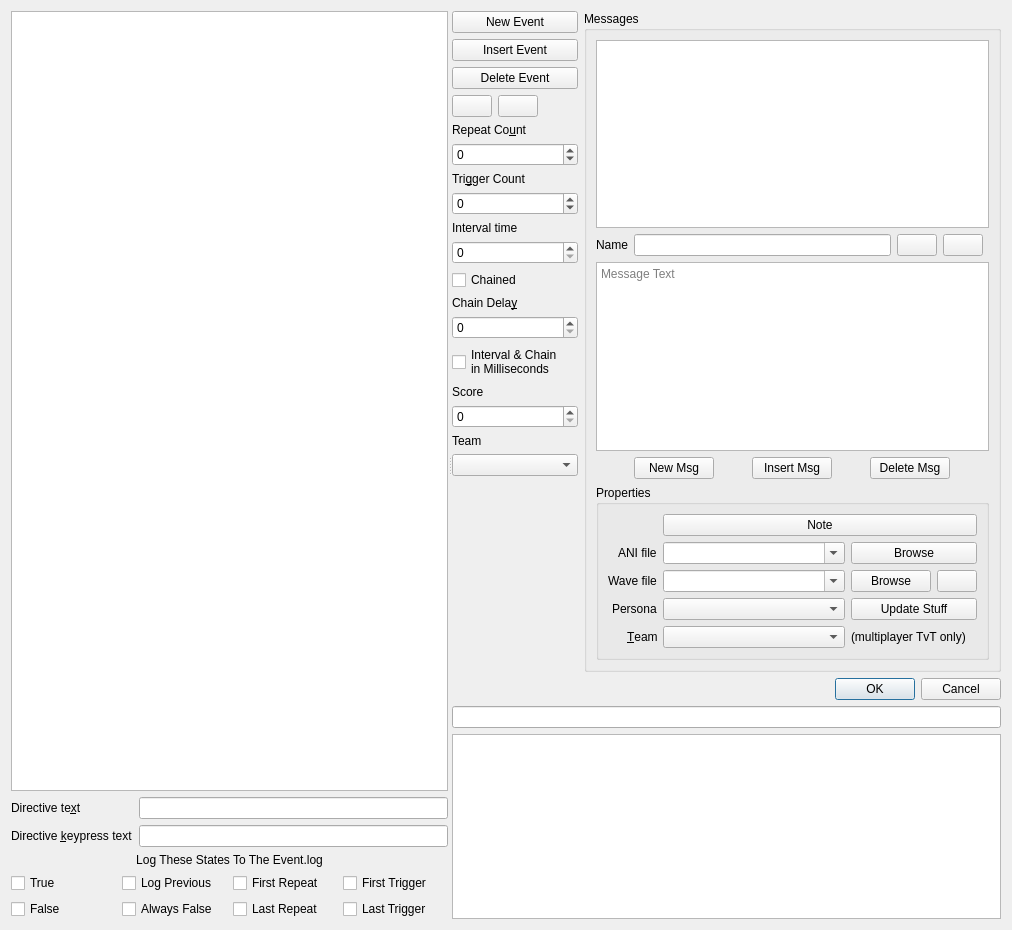
First picture: the form in qtfred/ui/MissionEventsDialog.ui, repository scp-fs2open/fs2open.github.com, before the edit.
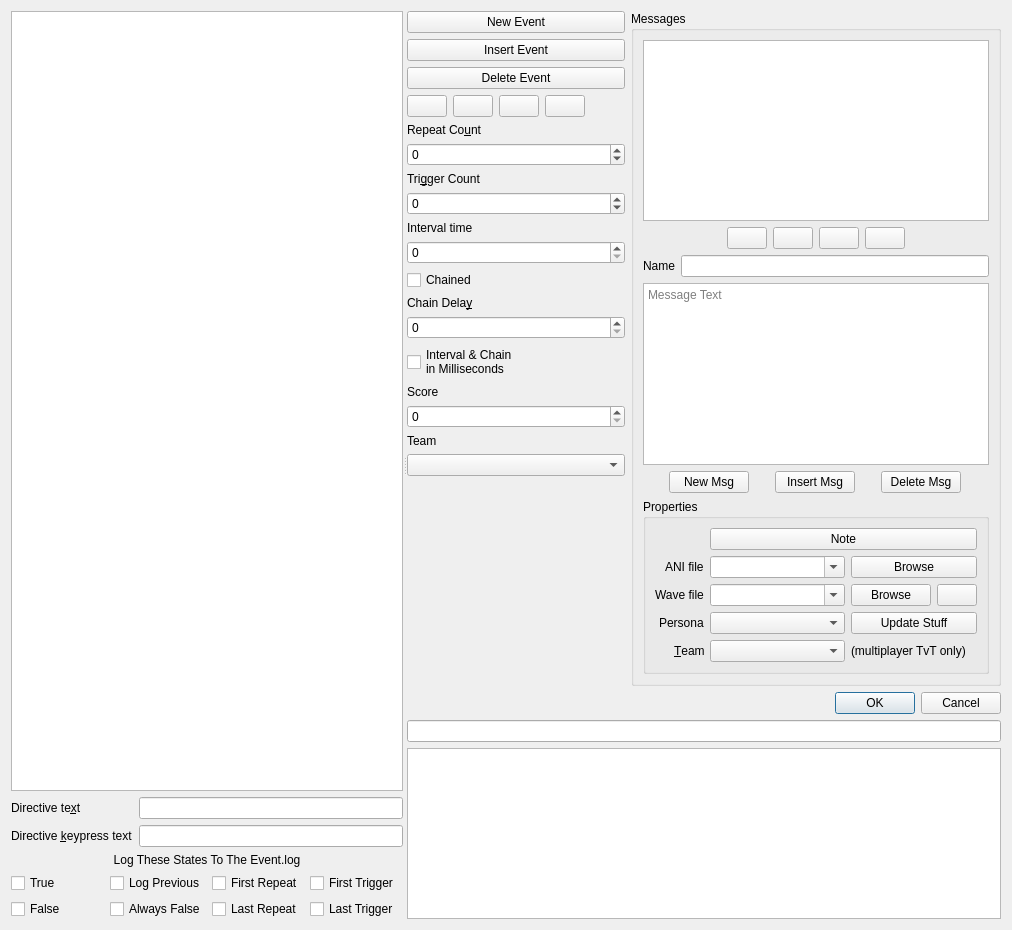
Second picture: the form after the edit. Custom widgets are drawn as their Qt base class.

Commit message:
Qtfred event/campaign editor enhancements (#7613)
* add move to top and move to bottom

* enable or disable log states based on selection

* add move to top and move to bottom to campaigns

```diff
--- a/qtfred/ui/MissionEventsDialog.ui
+++ b/qtfred/ui/MissionEventsDialog.ui
@@ -223,6 +223,22 @@
            </item>
            <item>
             <layout class="QHBoxLayout" name="eventUpDownLayout">
+             <item>
+              <widget class="QPushButton" name="eventMoveTopBtn">
+               <property name="sizePolicy">
+                <sizepolicy hsizetype="Fixed" vsizetype="Fixed">
+                 <horstretch>0</horstretch>
+                 <verstretch>0</verstretch>
+                </sizepolicy>
+               </property>
+               <property name="toolTip">
+                <string>Move to top</string>
+               </property>
+               <property name="text">
+                <string/>
+               </property>
+              </widget>
+             </item>
              <item>
               <widget class="QPushButton" name="eventUpBtn">
                <property name="sizePolicy">
@@ -244,6 +260,25 @@
                  <verstretch>0</verstretch>
                 </sizepolicy>
                </property>
+               <property name="toolTip">
+                <string>Move down</string>
+               </property>
+               <property name="text">
+                <string/>
+               </property>
+              </widget>
+             </item>
+             <item>
+              <widget class="QPushButton" name="eventMoveBottomBtn">
+               <property name="sizePolicy">
+                <sizepolicy hsizetype="Fixed" vsizetype="Fixed">
+                 <horstretch>0</horstretch>
+                 <verstretch>0</verstretch>
+                </sizepolicy>
+               </property>
+               <property name="toolTip">
+                <string>Move to bottom</string>
+               </property>
                <property name="text">
                 <string/>
                </property>
@@ -596,7 +631,107 @@
             </item>
            </layout>
           </item>
-          <item row="1" column="0">
+          <item row="1" column="0" colspan="2">
+           <layout class="QHBoxLayout" name="msgMoveButtonsLayout">
+            <property name="leftMargin">
+             <number>4</number>
+            </property>
+            <property name="rightMargin">
+             <number>4</number>
+            </property>
+            <item>
+             <spacer name="msgMoveButtonsSpacerLeft">
+              <property name="orientation">
+               <enum>Qt::Horizontal</enum>
+              </property>
+              <property name="sizeHint" stdset="0">
+               <size>
+                <width>40</width>
+                <height>20</height>
+               </size>
+              </property>
+             </spacer>
+            </item>
+            <item>
+             <widget class="QPushButton" name="msgMoveTopBtn">
+              <property name="sizePolicy">
+               <sizepolicy hsizetype="Fixed" vsizetype="Fixed">
+                <horstretch>0</horstretch>
+                <verstretch>0</verstretch>
+               </sizepolicy>
+              </property>
+              <property name="toolTip">
+               <string>Move to top</string>
+              </property>
+              <property name="text">
+               <string/>
+              </property>
+             </widget>
+            </item>
+            <item>
+             <widget class="QPushButton" name="msgUpBtn">
+              <property name="sizePolicy">
+               <sizepolicy hsizetype="Fixed" vsizetype="Fixed">
+                <horstretch>0</horstretch>
+                <verstretch>0</verstretch>
+               </sizepolicy>
+              </property>
+              <property name="toolTip">
+               <string>Move up</string>
+              </property>
+              <property name="text">
+               <string/>
+              </property>
+             </widget>
+            </item>
+            <item>
+             <widget class="QPushButton" name="msgDownBtn">
+              <property name="sizePolicy">
+               <sizepolicy hsizetype="Fixed" vsizetype="Fixed">
+                <horstretch>0</horstretch>
+                <verstretch>0</verstretch>
+               </sizepolicy>
+              </property>
+              <property name="toolTip">
+               <string>Move down</string>
+              </property>
+              <property name="text">
+               <string/>
+              </property>
+             </widget>
+            </item>
+            <item>
+             <widget class="QPushButton" name="msgMoveBottomBtn">
+              <property name="sizePolicy">
+               <sizepolicy hsizetype="Fixed" vsizetype="Fixed">
+                <horstretch>0</horstretch>
+                <verstretch>0</verstretch>
+               </sizepolicy>
+              </property>
+              <property name="toolTip">
+               <string>Move to bottom</string>
+              </property>
+              <property name="text">
+               <string/>
+              </property>
+             </widget>
+            </item>
+            <item>
+             <spacer name="msgMoveButtonsSpacerRight">
+              <property name="orientation">
+               <enum>Qt::Horizontal</enum>
+              </property>
+              <property name="sizeHint" stdset="0">
+               <size>
+                <width>40</width>
+                <height>20</height>
+               </size>
+              </property>
+             </spacer>
+            </item>
+           </layout>
+          </item>
+          <item row="2" column="0" colspan="2">
            <layout class="QHBoxLayout" name="horizontalLayout_3">
             <item>
              <widget class="QLabel" name="label_9">
@@ -611,32 +746,6 @@
             <item>
              <widget class="QLineEdit" name="messageName"/>
             </item>
-            <item>
-             <widget class="QPushButton" name="msgUpBtn">
-              <property name="sizePolicy">
-               <sizepolicy hsizetype="Fixed" vsizetype="Fixed">
-                <horstretch>0</horstretch>
-                <verstretch>0</verstretch>
-               </sizepolicy>
-              </property>
-              <property name="text">
-               <string/>
-              </property>
-             </widget>
-            </item>
-            <item>
-             <widget class="QPushButton" name="msgDownBtn">
-              <property name="sizePolicy">
-               <sizepolicy hsizetype="Fixed" vsizetype="Fixed">
-                <horstretch>0</horstretch>
-                <verstretch>0</verstretch>
-               </sizepolicy>
-              </property>
-              <property name="text">
-               <string/>
-              </property>
-             </widget>
-            </item>
            </layout>
           </item>
          </layout>
```
Left out of the diff: 3 changed lines with no effect on the pictures. The commit also changes 11 other files.
